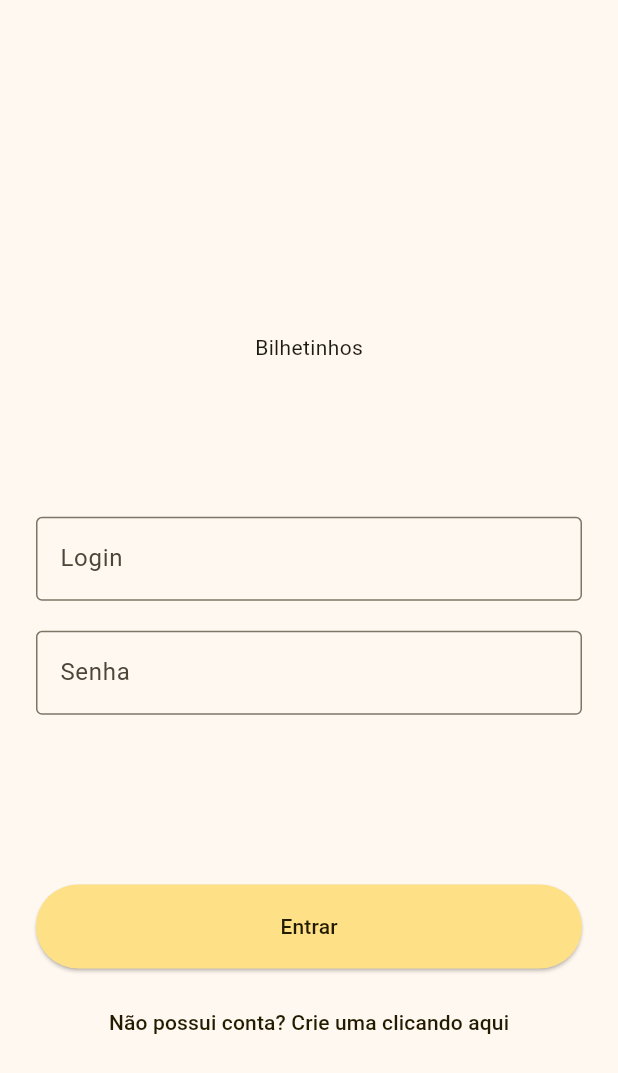
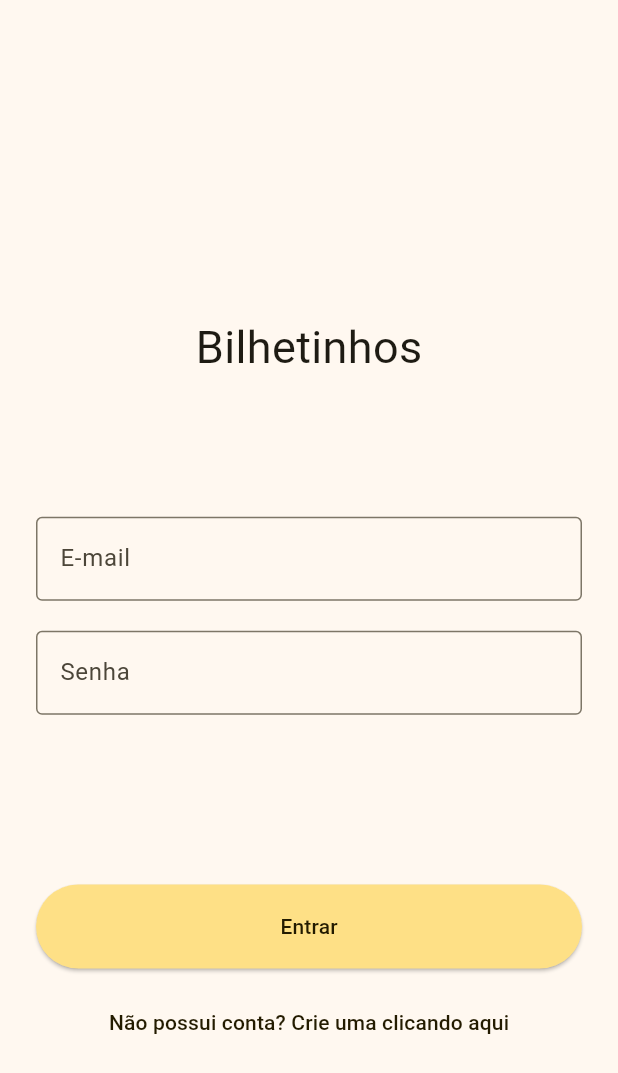
Before and after one commit to mattatito/bilhetinhos, a Flutter app: the screen it shows after launch, after a tap on "Entrar", on a phone screen of 412 x 824 dp. Shown: the top 1073 px of the screen. Run offline on Flutter 3.47's test engine with Material 3 defaults, Android fonts, the phone set to English and light mode, and no system bars; our stand-ins replace firebase_auth, firebase_core; accounts and stored records are empty; network calls fail.

Commit message:
feat: add auth by firebase_auth

```diff
--- a/lib/main.dart
+++ b/lib/main.dart
@@ -18,7 +18,7 @@ class MyApp extends StatelessWidget {
     return MaterialApp(
       title: 'Bilhetinhos',
       theme: const MaterialTheme(TextTheme()).light(),
-      home: const LoginPage(),
+      home: LoginPage(),
     );
   }
 }
--- /dev/null
+++ b/lib/modules/auth/data/repositories/user_authentication_repository_impl.dart
@@ -0,0 +1,56 @@
+import 'dart:async';
+
+import 'package:bilhetinhos/modules/auth/domain/errors/login_errors.dart';
+import 'package:bilhetinhos/modules/auth/domain/models/user_model.dart';
+import 'package:bilhetinhos/modules/auth/domain/repositories/user_authentication_repository.dart';
+import 'package:firebase_auth/firebase_auth.dart';
+
+class UserAuthenticationRepositoryImpl implements UserAuthenticationRepository {
+  final FirebaseAuth auth;
+
+  UserAuthenticationRepositoryImpl(this.auth);
+
+  static const firebaseInvalidLoginCredentialsCode = 'invalid-credential';
+  static const firebaseEmailAlreadyInUse = 'email-already-in-use';
+  static const firebaseNetworkRequestFailed = 'network-request-failed';
+
+  @override
+  Future<(UserModel, AuthErrors)> loginUserWithEmailAndPassword(
+      String email, String password) async {
+    try {
+      final userCredentials =
+          await auth.signInWithEmailAndPassword(email: email, password: password);
+      final user = userCredentials.user;
+
+      if (user == null || user.displayName == null || user.email == null) {
+        return (UserModel.empty(), InvalidLoginCredentialsError());
+      }
+
+      return (UserModel(email: user.email!, name: user.displayName!), NoAuthError());
+    } on FirebaseAuthException catch (e) {
+      if (e.code == firebaseInvalidLoginCredentialsCode) {
+        return (UserModel.empty(), InvalidLoginCredentialsError());
+      }
+      if(e.code == firebaseNetworkRequestFailed){
+        return  (UserModel.empty(), AuthNetworkRequestFailedError());
+      }
+    }
+    return (UserModel.empty(), UnexpectedAuthError());
+  }
+
+  @override
+  Future<AuthErrors?> createUser(String name, String email, String password) async {
+    try{
+      final userCredential = await auth.createUserWithEmailAndPassword(email: email, password: password);
+      await userCredential.user?.updateDisplayName(name);
+    } on FirebaseAuthException catch(e){
+      if(e.code == firebaseEmailAlreadyInUse){
+        return EmailAlreadyInUseError();
+      }
+      if(e.code == firebaseNetworkRequestFailed){
+        return AuthNetworkRequestFailedError();
+      }
+    }
+    return UnexpectedAuthError();
+  }
+}
--- /dev/null
+++ b/lib/modules/auth/domain/errors/login_errors.dart
@@ -0,0 +1,12 @@
+
+class AuthErrors {}
+
+class NoAuthError extends AuthErrors {}
+
+class InvalidLoginCredentialsError extends AuthErrors {}
+
+class UnexpectedAuthError extends AuthErrors {}
+
+class EmailAlreadyInUseError extends AuthErrors {}
+
+class AuthNetworkRequestFailedError extends AuthErrors {}
--- /dev/null
+++ b/lib/modules/auth/domain/models/user_model.dart
@@ -0,0 +1,8 @@
+class UserModel {
+  final String name;
+  final String email;
+
+  factory UserModel.empty() => UserModel(name: "", email: "");
+
+  UserModel({required this.name,required this.email});
+}
--- /dev/null
+++ b/lib/modules/auth/domain/repositories/user_authentication_repository.dart
@@ -0,0 +1,8 @@
+
+import 'package:bilhetinhos/modules/auth/domain/errors/login_errors.dart';
+import 'package:bilhetinhos/modules/auth/domain/models/user_model.dart';
+
+abstract interface class UserAuthenticationRepository {
+  Future<(UserModel, AuthErrors)> loginUserWithEmailAndPassword(String email, String password);
+  Future<AuthErrors?> createUser(String name, String email, String password);
+}
--- /dev/null
+++ b/lib/modules/auth/domain/use_cases/login_user_use_case.dart
@@ -0,0 +1,27 @@
+
+
+import 'dart:developer';
+
+import 'package:bilhetinhos/modules/auth/domain/repositories/user_authentication_repository.dart';
+
+abstract interface class LoginUserUseCase {
+  Future<void> loginUser(String email, String password);
+}
+
+class LoginUserUseCaseImpl implements LoginUserUseCase {
+
+  final UserAuthenticationRepository _loginUserRepository;
+
+  LoginUserUseCaseImpl(this._loginUserRepository);
+
+  @override
+  Future<void> loginUser(String email, String password) async {
+    try{
+      await _loginUserRepository.loginUserWithEmailAndPassword(email, password);
+      log("LoginUserUseCase SUCCESS!!!!");
+    }catch(e){
+      log("LoginUserUseCase error: ${e.toString()}", error: e);
+    }
+  }
+
+}
--- a/lib/modules/auth/presentation/pages/login_page.dart
+++ b/lib/modules/auth/presentation/pages/login_page.dart
@@ -1,7 +1,20 @@
+import 'package:bilhetinhos/modules/auth/data/repositories/user_authentication_repository_impl.dart';
+import 'package:bilhetinhos/modules/auth/domain/use_cases/login_user_use_case.dart';
+import 'package:bilhetinhos/modules/auth/presentation/states/login_state.dart';
+import 'package:bilhetinhos/modules/auth/presentation/viewmodels/login_viewmodel.dart';
+import 'package:bilhetinhos/modules/core-ui/widgets/outline_text_field.dart';
+import 'package:bilhetinhos/modules/core-ui/widgets/primary_button.dart';
+import 'package:firebase_auth/firebase_auth.dart';
 import 'package:flutter/material.dart';
 
 class LoginPage extends StatelessWidget {
-  const LoginPage({super.key});
+  final LoginViewModel loginViewModel = LoginViewModel(
+    LoginUserUseCaseImpl(
+      UserAuthenticationRepositoryImpl(FirebaseAuth.instance),
+    ),
+  );
+
+  LoginPage({super.key});
 
   @override
   Widget build(BuildContext context) {
@@ -15,38 +28,57 @@ class LoginPage extends StatelessWidget {
             const Flexible(
               flex: 2,
               child: Center(
-                child: Text("Bilhetinhos"),
+                child: Text(
+                  "Bilhetinhos",
+                  style: TextStyle(fontSize: 30),
+                ),
               ),
             ),
-            const Flexible(
-              child: TextField(
-                decoration: InputDecoration(border: OutlineInputBorder(), labelText: 'Login'),
+            Flexible(
+              child: OutlineTextField(
+                labelText: 'E-mail',
+                onChanged: (value) => loginViewModel.email.value = value ?? "",
               ),
             ),
             const SizedBox(
               height: 20,
             ),
-            const Flexible(
-              child: TextField(
-                decoration: InputDecoration(border: OutlineInputBorder(), labelText: 'Senha'),
+            Flexible(
+              child: OutlineTextField(
+                labelText: 'Senha',
+                obscure: true,
+                onChanged: (value) => loginViewModel.password.value = value ?? "",
               ),
             ),
             Flexible(flex: 1, child: Container()),
             Flexible(
               child: SizedBox(
-                  width: double.maxFinite,
-                  height: 56,
-                  child: ElevatedButton(
-                    onPressed: () {},
-                    style: ElevatedButton.styleFrom(
-                        backgroundColor: colorScheme.primaryContainer, overlayColor: colorScheme.onPrimaryContainer),
-                    child: Text(
-                      'Entrar',
-                      style: TextStyle(color: colorScheme.onPrimaryContainer),
-                    ),
-                  )),
+                width: double.maxFinite,
+                height: 56,
+                child: PrimaryButton(
+                  onPressed: () => loginViewModel.loginUser(),
+                  child: ValueListenableBuilder<LoginState>(
+                    builder: (context, state, widget) {
+
+                      if(state is LoadingLoginState){
+                        return const Center(
+                          child: CircularProgressIndicator(),
+                        );
+                      }
+
+                      return Text(
+                        'Entrar',
+                        style: TextStyle(color: colorScheme.onPrimaryContainer),
+                      );
+                    },
+                    valueListenable: loginViewModel.loginState,
+                  )
+                ),
+              ),
             ),
-            const SizedBox(height: 12,),
+            const SizedBox(
+              height: 12,
+            ),
             Flexible(
               child: SizedBox(
                   width: double.maxFinite,
--- /dev/null
+++ b/lib/modules/auth/presentation/states/login_state.dart
@@ -0,0 +1,6 @@
+
+class LoginState {}
+
+class LoggedUser extends LoginState {}
+
+class LoadingLoginState extends LoginState {}
--- /dev/null
+++ b/lib/modules/auth/presentation/viewmodels/login_viewmodel.dart
@@ -0,0 +1,21 @@
+
+
+import 'package:bilhetinhos/modules/auth/domain/use_cases/login_user_use_case.dart';
+import 'package:bilhetinhos/modules/auth/presentation/states/login_state.dart';
+import 'package:flutter/material.dart';
+
+class LoginViewModel {
+  final LoginUserUseCase _loginUserUseCase;
+
+  final ValueNotifier<LoginState> loginState = ValueNotifier(LoginState());
+  final ValueNotifier<String> email = ValueNotifier("");
+  final ValueNotifier<String> password = ValueNotifier("");
+
+  LoginViewModel(this._loginUserUseCase);
+
+  Future<void> loginUser() async {
+    loginState.value = LoadingLoginState();
+    await _loginUserUseCase.loginUser(email.value, password.value);
+    loginState.value = LoggedUser();
+  }
+}
--- /dev/null
+++ b/lib/modules/core-ui/widgets/outline_text_field.dart
@@ -0,0 +1,20 @@
+
+import 'package:flutter/material.dart';
+
+class OutlineTextField extends StatelessWidget {
+
+  final String? labelText;
+  final bool obscure;
+  final Function(String?)? onChanged;
+
+  const OutlineTextField({super.key, this.labelText, this.obscure = false, this.onChanged});
+
+  @override
+  Widget build(BuildContext context) {
+    return TextField(
+      decoration: InputDecoration(border: const OutlineInputBorder(), labelText: labelText),
+      obscureText: obscure,
+      onChanged: onChanged,
+    );
+  }
+}
--- /dev/null
+++ b/lib/modules/core-ui/widgets/primary_button.dart
@@ -0,0 +1,20 @@
+
+import 'package:flutter/material.dart';
+
+class PrimaryButton extends StatelessWidget {
+  final Widget child;
+  final VoidCallback onPressed;
+  const PrimaryButton({super.key, required this.child, required this.onPressed});
+
+  @override
+  Widget build(BuildContext context) {
+    final colorScheme = Theme.of(context).colorScheme;
+    return ElevatedButton(
+      onPressed: onPressed,
+      style: ElevatedButton.styleFrom(
+        backgroundColor: colorScheme.primaryContainer, overlayColor: colorScheme.onPrimaryContainer,
+      ),
+      child: child,
+    );
+  }
+}
--- a/pubspec.yaml
+++ b/pubspec.yaml
@@ -13,6 +13,7 @@ dependencies:
     sdk: flutter
   cupertino_icons: ^1.0.8
   firebase_core: ^3.6.0
+  firebase_auth: ^5.3.1
 
 dev_dependencies:
   flutter_test:
```
Also changed, not shown: lib/modules/auth/presentation/pages/register_page.dart (added, +47 -0 lines), pubspec.lock.
